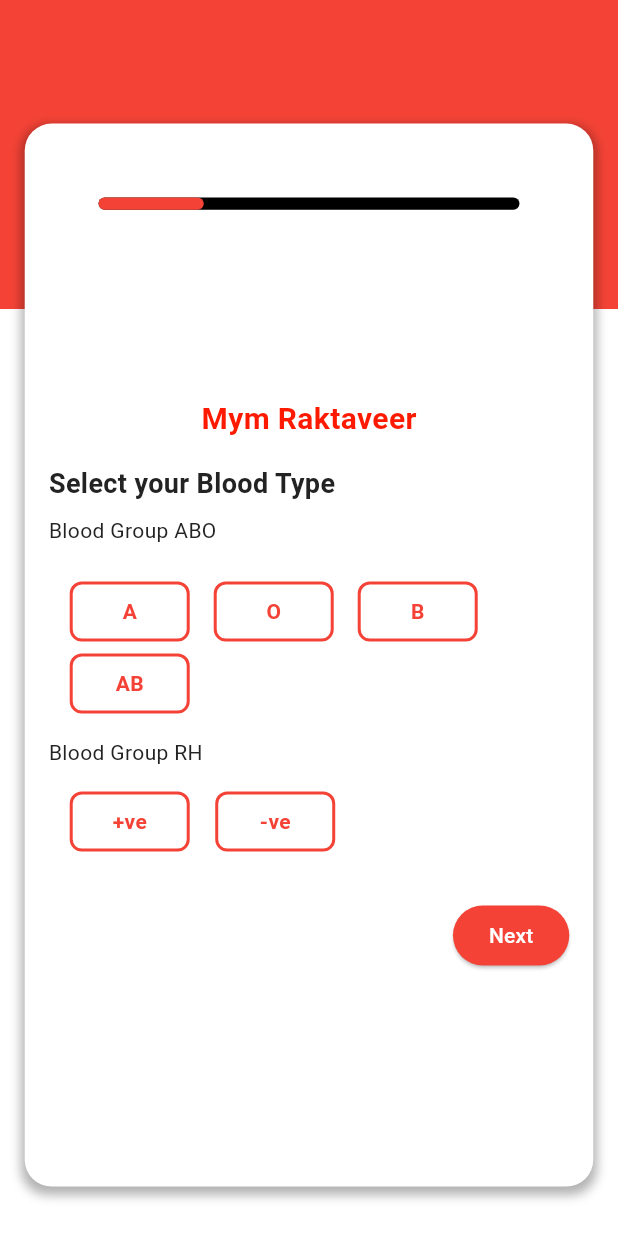
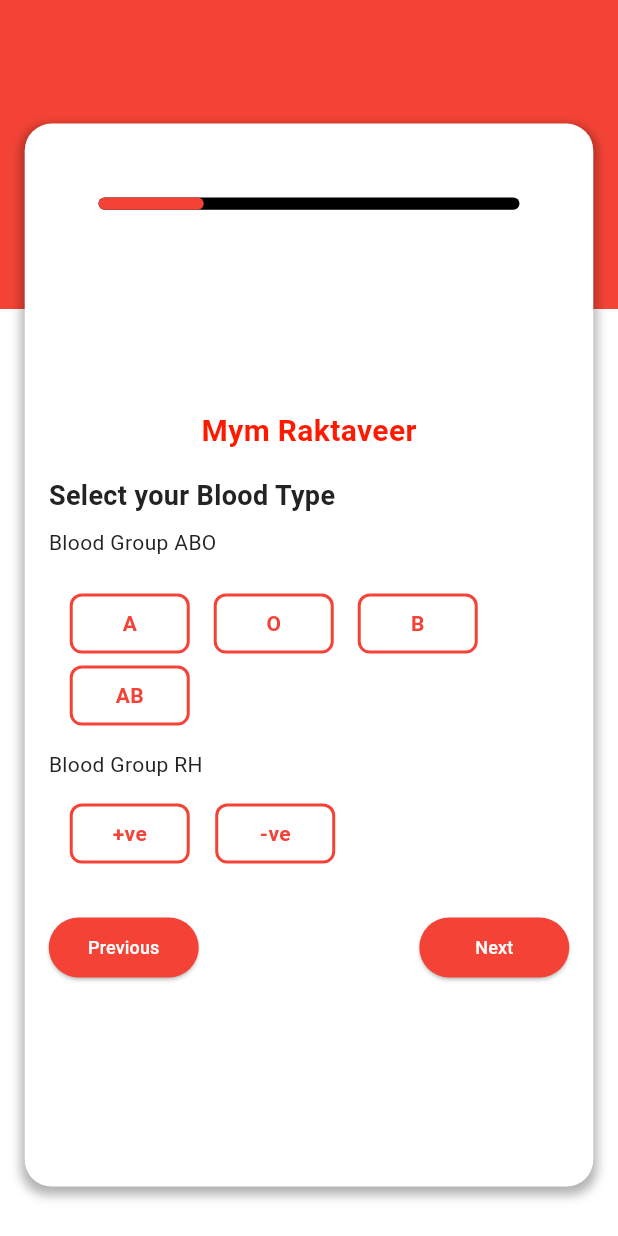
Before and after one commit to AnojAryal/mym-raktaveer-frontend, a Flutter app: the screen it shows after launch, after a tap on "Donor", on a phone screen of 412 x 824 dp. Run offline on Flutter 3.47's test engine with Material 3 defaults, Android fonts, the phone set to English and light mode, and no system bars; our stand-ins replace email_validator, firebase_auth, firebase_core; accounts and stored records are empty; network calls fail.

Commit message:
final refac: added previous button instead of back icon

```diff
--- a/lib/Donor_Registration/question_1.dart
+++ b/lib/Donor_Registration/question_1.dart
@@ -124,36 +124,60 @@ class _UserChoicePageState extends State<UserChoicePage> {
                 ),
               ),
               const SizedBox(
-                height: 16.0,
+                height: 32.0,
               ),
-              Align(
-                alignment: Alignment.bottomRight,
-                child: Padding(
-                  padding: const EdgeInsets.all(16.0),
-                  child: ElevatedButton(
+             Container(
+  alignment: Alignment.bottomCenter,
+  child: Container(
+    padding:const EdgeInsets.symmetric(horizontal: 16),
+    child: Row(
+      mainAxisAlignment: MainAxisAlignment.spaceBetween,
+      children: [
+        ElevatedButton(
+          onPressed: () {
+            Navigator.pop(context);
+          },
+          style: ElevatedButton.styleFrom(
+            backgroundColor: Colors.red,
+            fixedSize: const Size(100, 40),
+          ),
+          child: const Text(
+            'Previous',
+            style: TextStyle(
+              color: Colors.white,
+              fontSize: 12,
+            ),
+          ),
+        ),
+        ElevatedButton(
           onPressed: () {
             updateModel();
-
-                      // Handle the 'Next' button click
             Navigator.push(
               context,
               MaterialPageRoute(
                 builder: (context) => QuestionPage(
-                                personalDetailModel: personalDetailModel)),
+                  personalDetailModel: personalDetailModel,
+                ),
+              ),
             );
           },
           style: ElevatedButton.styleFrom(
             backgroundColor: Colors.red,
+            fixedSize: const Size(100, 40),
           ),
           child: const Text(
             'Next',
             style: TextStyle(
               color: Colors.white,
+              fontSize: 12,
             ),
           ),
         ),
+      ],
     ),
   ),
+),
+
             ],
           ),
         ],
--- a/lib/user_choice.dart
+++ b/lib/user_choice.dart
@@ -33,7 +33,7 @@ class _UserChoiceState extends State<UserChoice> {
                   padding: const EdgeInsets.all(10),
                   margin: const EdgeInsets.symmetric(
                       horizontal:
-                          20), // Adjust the margin for smaller container
+                          15), // Adjust the margin for smaller container
                   child: const Column(
                     children: [
                       Text(
```
Also changed, not shown: lib/Donor_Registration/question_2.dart (+30 -13 lines), lib/Donor_Registration/question_3.dart (+29 -12 lines), lib/Donor_Registration/question_4.dart (+13 -16 lines). Lines whose indentation alone changed are shown as unchanged.
